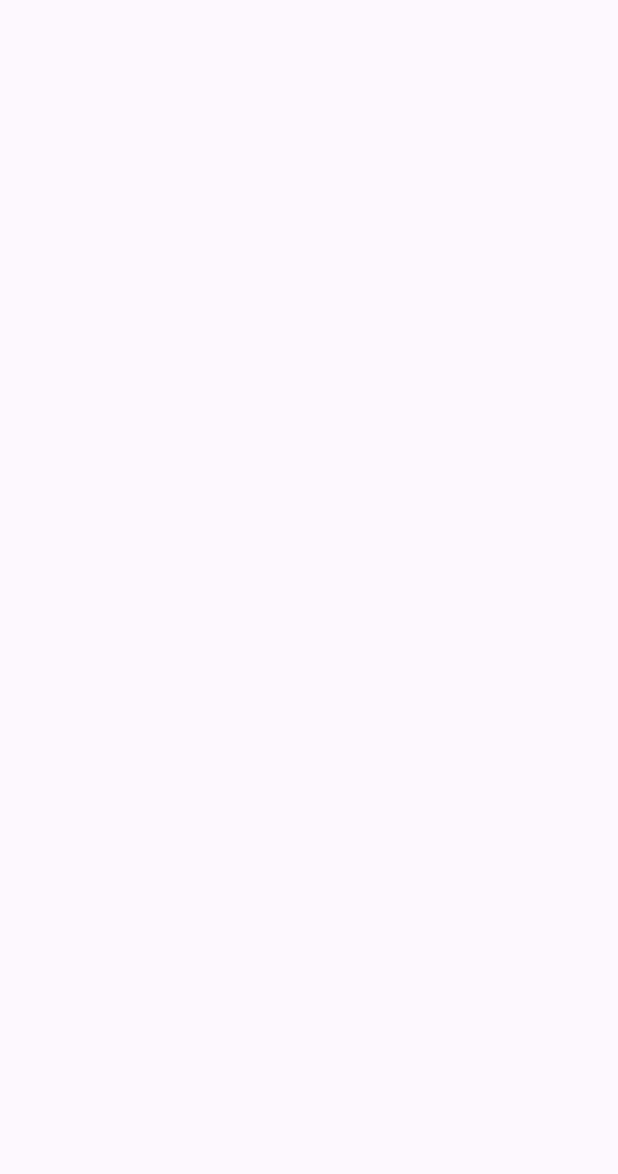
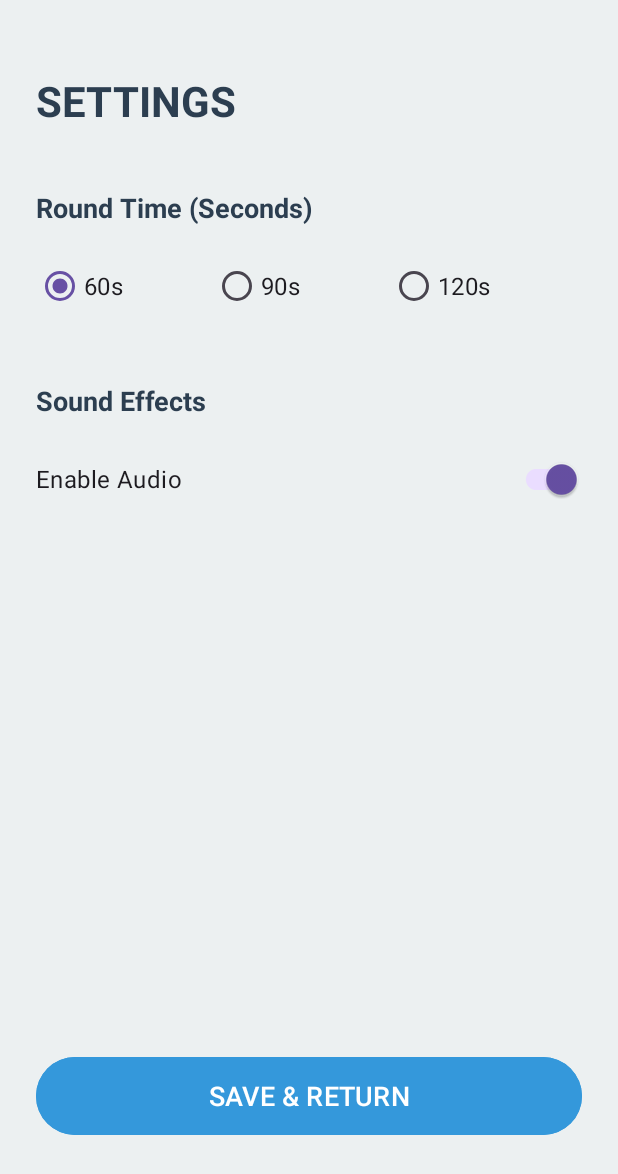
Before and after one commit to nazjobs/AmharicCharades, an Android app: the GameSettingsActivity screen opened directly, with no data from a screen before it, on a phone screen of 412 x 824 dp. Before the commit the part shown is empty. Shown: the top 1174 px of the screen. Run offline under Robolectric (Android 15) with nearby library versions, the phone set to English and light mode, and no system bars.

Commit message:
Phase 7: Added Settings for Timer and Sound control

```diff
--- a/app/src/main/java/com/example/amhariccharades/GameActivity.java
+++ b/app/src/main/java/com/example/amhariccharades/GameActivity.java
@@ -3,6 +3,7 @@ package com.example.amhariccharades;
 import android.content.Context;
 import android.content.DialogInterface;
 import android.content.Intent;
+import android.content.SharedPreferences;
 import android.hardware.Sensor;
 import android.hardware.SensorEvent;
 import android.hardware.SensorEventListener;
@@ -47,11 +48,23 @@ public class GameActivity extends AppCompatActivity implements SensorEventListen
     private MediaPlayer mpCorrect;
     private MediaPlayer mpPass;
 
+    // Settings
+    private long totalTimeInMillis; // Remove 'static final'
+    private boolean isSoundEnabled;
+
     @Override
     protected void onCreate(Bundle savedInstanceState) {
         super.onCreate(savedInstanceState);
         getWindow().addFlags(WindowManager.LayoutParams.FLAG_KEEP_SCREEN_ON);
         setContentView(R.layout.activity_game);
+
+        // READ SETTINGS
+        SharedPreferences prefs = getSharedPreferences("CharadesPrefs", MODE_PRIVATE);
+        int seconds = prefs.getInt("RoundTime", 60); // Get saved time
+        isSoundEnabled = prefs.getBoolean("SoundEnabled", true); // Get saved sound
+
+        totalTimeInMillis = seconds * 1000L; // Convert to millis
+        timeLeftInMillis = totalTimeInMillis; // Set initial time
 
         // 1. Initialize UI
         tvWord = findViewById(R.id.tvWord);
@@ -197,7 +210,7 @@ public class GameActivity extends AppCompatActivity implements SensorEventListen
     private void restartGame() {
         // Reset everything
         setupGameData();
-        timeLeftInMillis = TOTAL_TIME;
+        timeLeftInMillis = totalTimeInMillis;
         startGame();
     }
 
@@ -214,12 +227,14 @@ public class GameActivity extends AppCompatActivity implements SensorEventListen
     private void processGuess(boolean isCorrect) {
         if (!isGameActive || isPaused) return;
 
+        // Inside processGuess(boolean isCorrect)
+
         if (isCorrect) {
-            if (mpCorrect != null) mpCorrect.start();
+            if (isSoundEnabled && mpCorrect != null) mpCorrect.start(); // CHECK ADDED
             correctWords.add(wordList.get(currentIndex));
             flashScreen(R.color.game_correct);
         } else {
-            if (mpPass != null) mpPass.start();
+            if (isSoundEnabled && mpPass != null) mpPass.start(); // CHECK ADDED
             passedWords.add(wordList.get(currentIndex));
             flashScreen(R.color.game_pass);
         }
--- a/app/src/main/java/com/example/amhariccharades/GameSettingsActivity.java
+++ b/app/src/main/java/com/example/amhariccharades/GameSettingsActivity.java
@@ -1,24 +1,74 @@
 package com.example.amhariccharades;
 
+import android.content.SharedPreferences;
 import android.os.Bundle;
-
-import androidx.activity.EdgeToEdge;
+import android.view.View;
+import android.widget.Button;
+import android.widget.RadioButton;
+import android.widget.RadioGroup;
 import androidx.appcompat.app.AppCompatActivity;
-import androidx.core.graphics.Insets;
-import androidx.core.view.ViewCompat;
-import androidx.core.view.WindowInsetsCompat;
+import androidx.appcompat.widget.SwitchCompat;
 
 public class GameSettingsActivity extends AppCompatActivity {
+
+    private RadioGroup radioGroupTime;
+    private RadioButton rb60, rb90, rb120;
+    private SwitchCompat switchSound;
+
+    // Constants for storage
+    public static final String PREFS_NAME = "CharadesPrefs";
+    public static final String KEY_TIME = "RoundTime";
+    public static final String KEY_SOUND = "SoundEnabled";
 
     @Override
     protected void onCreate(Bundle savedInstanceState) {
         super.onCreate(savedInstanceState);
-        EdgeToEdge.enable(this);
         setContentView(R.layout.activity_game_settings);
-        ViewCompat.setOnApplyWindowInsetsListener(findViewById(R.id.main), (v, insets) -> {
-            Insets systemBars = insets.getInsets(WindowInsetsCompat.Type.systemBars());
-            v.setPadding(systemBars.left, systemBars.top, systemBars.right, systemBars.bottom);
-            return insets;
+
+        // 1. Init Views
+        radioGroupTime = findViewById(R.id.radioGroupTime);
+        rb60 = findViewById(R.id.rb60);
+        rb90 = findViewById(R.id.rb90);
+        rb120 = findViewById(R.id.rb120);
+        switchSound = findViewById(R.id.switchSound);
+        Button btnSave = findViewById(R.id.btnSaveSettings);
+
+        // 2. Load Saved Preferences (or default)
+        SharedPreferences prefs = getSharedPreferences(PREFS_NAME, MODE_PRIVATE);
+        int savedTime = prefs.getInt(KEY_TIME, 60); // Default 60s
+        boolean soundOn = prefs.getBoolean(KEY_SOUND, true); // Default On
+
+        // 3. Update UI to match saved data
+        if (savedTime == 90) rb90.setChecked(true);
+        else if (savedTime == 120) rb120.setChecked(true);
+        else rb60.setChecked(true);
+
+        switchSound.setChecked(soundOn);
+
+        // 4. Save Logic
+        btnSave.setOnClickListener(new View.OnClickListener() {
+            @Override
+            public void onClick(View v) {
+                saveSettings();
+            }
         });
     }
+
+    private void saveSettings() {
+        int selectedTime = 60;
+        int selectedId = radioGroupTime.getCheckedRadioButtonId();
+
+        if (selectedId == R.id.rb90) selectedTime = 90;
+        else if (selectedId == R.id.rb120) selectedTime = 120;
+
+        boolean isSoundEnabled = switchSound.isChecked();
+
+        // Write to storage
+        SharedPreferences.Editor editor = getSharedPreferences(PREFS_NAME, MODE_PRIVATE).edit();
+        editor.putInt(KEY_TIME, selectedTime);
+        editor.putBoolean(KEY_SOUND, isSoundEnabled);
+        editor.apply(); // Apply saves in background
+
+        finish(); // Close settings and go back
+    }
 }
--- a/app/src/main/res/layout/activity_game_settings.xml
+++ b/app/src/main/res/layout/activity_game_settings.xml
@@ -1,10 +1,108 @@
 <?xml version="1.0" encoding="utf-8"?>
-<androidx.constraintlayout.widget.ConstraintLayout xmlns:android="http://schemas.android.com/apk/res/android"
+<androidx.constraintlayout.widget.ConstraintLayout
+    xmlns:android="http://schemas.android.com/apk/res/android"
     xmlns:app="http://schemas.android.com/apk/res-auto"
     xmlns:tools="http://schemas.android.com/tools"
-    android:id="@+id/main"
     android:layout_width="match_parent"
     android:layout_height="match_parent"
+    android:background="@color/primary_bg"
+    android:padding="24dp"
     tools:context=".GameSettingsActivity">
 
+    <TextView
+        android:id="@+id/tvSettingsTitle"
+        android:layout_width="wrap_content"
+        android:layout_height="wrap_content"
+        android:layout_marginTop="24dp"
+        android:text="SETTINGS"
+        android:textColor="@color/text_dark"
+        android:textSize="28sp"
+        android:textStyle="bold"
+        app:layout_constraintStart_toStartOf="parent"
+        app:layout_constraintTop_toTopOf="parent" />
+
+    <!-- ROUND TIME SECTION -->
+    <TextView
+        android:id="@+id/tvTimeLabel"
+        android:layout_width="wrap_content"
+        android:layout_height="wrap_content"
+        android:layout_marginTop="40dp"
+        android:text="Round Time (Seconds)"
+        android:textColor="@color/text_dark"
+        android:textSize="18sp"
+        android:textStyle="bold"
+        app:layout_constraintStart_toStartOf="parent"
+        app:layout_constraintTop_toBottomOf="@+id/tvSettingsTitle" />
+
+    <RadioGroup
+        android:id="@+id/radioGroupTime"
+        android:layout_width="match_parent"
+        android:layout_height="wrap_content"
+        android:layout_marginTop="16dp"
+        android:orientation="horizontal"
+        app:layout_constraintTop_toBottomOf="@+id/tvTimeLabel">
+
+        <RadioButton
+            android:id="@+id/rb60"
+            android:layout_width="wrap_content"
+            android:layout_height="wrap_content"
+            android:layout_weight="1"
+            android:text="60s"
+            android:checked="true"
+            android:textSize="16sp" />
+
+        <RadioButton
+            android:id="@+id/rb90"
+            android:layout_width="wrap_content"
+            android:layout_height="wrap_content"
+            android:layout_weight="1"
+            android:text="90s"
+            android:textSize="16sp" />
+
+        <RadioButton
+            android:id="@+id/rb120"
+            android:layout_width="wrap_content"
+            android:layout_height="wrap_content"
+            android:layout_weight="1"
+            android:text="120s"
+            android:textSize="16sp" />
+    </RadioGroup>
+
+    <!-- SOUND SECTION -->
+    <TextView
+        android:id="@+id/tvSoundLabel"
+        android:layout_width="wrap_content"
+        android:layout_height="wrap_content"
+        android:layout_marginTop="40dp"
+        android:text="Sound Effects"
+        android:textColor="@color/text_dark"
+        android:textSize="18sp"
+        android:textStyle="bold"
+        app:layout_constraintStart_toStartOf="parent"
+        app:layout_constraintTop_toBottomOf="@+id/radioGroupTime" />
+
+    <androidx.appcompat.widget.SwitchCompat
+        android:id="@+id/switchSound"
+        android:layout_width="match_parent"
+        android:layout_height="wrap_content"
+        android:layout_marginTop="16dp"
+        android:text="Enable Audio"
+        android:checked="true"
+        android:textSize="16sp"
+        app:layout_constraintTop_toBottomOf="@+id/tvSoundLabel" />
+
+    <!-- SAVE BUTTON -->
+    <Button
+        android:id="@+id/btnSaveSettings"
+        android:layout_width="match_parent"
+        android:layout_height="60dp"
+        android:text="SAVE &amp; RETURN"
+        android:textSize="18sp"
+        android:backgroundTint="@color/game_neutral"
+        app:layout_constraintBottom_toBottomOf="parent"
+        app:layout_constraintEnd_toEndOf="parent"
+        app:layout_constraintStart_toStartOf="parent"
+        app:layout_constraintTop_toBottomOf="@+id/switchSound"
+        app:layout_constraintVertical_bias="0.9" />
+
 </androidx.constraintlayout.widget.ConstraintLayout>
```
